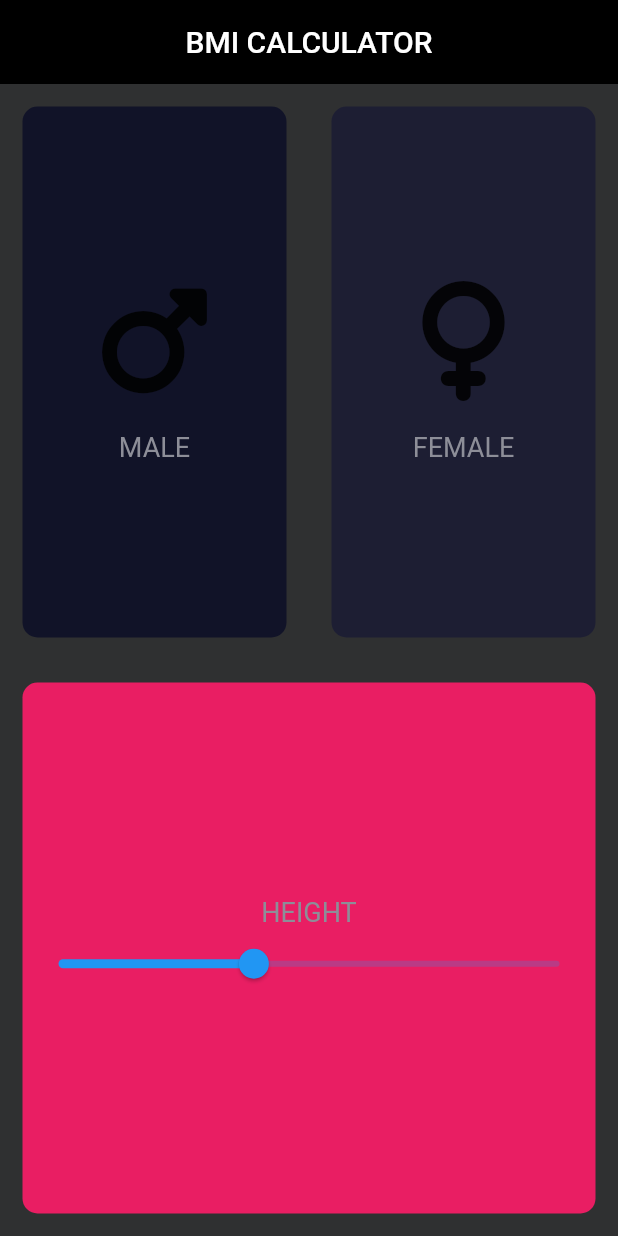
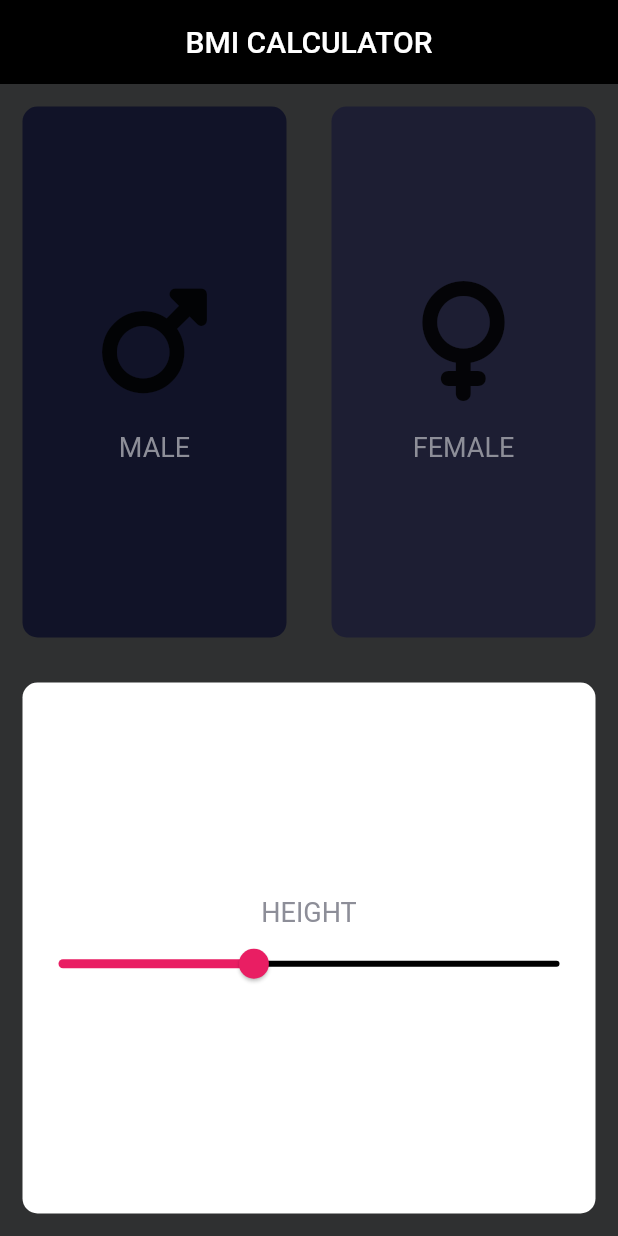
Before and after one commit to HEYKASHIF/Bmi_Calci, a Flutter app: the screen it shows after launch, on a phone screen of 412 x 824 dp. Run offline on Flutter 3.47's test engine with Material 2 defaults, Android fonts, the phone set to English and light mode, and no system bars; our stand-ins replace font_awesome_flutter.

Commit message:
3-may commit1

```diff
--- a/lib/pages/Home_page.dart
+++ b/lib/pages/Home_page.dart
@@ -85,8 +85,10 @@ class _HomePageState extends State<HomePage> {
                   ),
                   SliderTheme(
                     data: SliderTheme.of(context).copyWith(
-                      activeTickMarkColor: Colors.red,
-                    ),
+                        activeTrackColor: Colors.pink,
+                        inactiveTrackColor: Colors.black,
+                        thumbColor: Colors.pink,
+                        overlayColor: Colors.pink),
                     child: Slider(
                       value: Height.toDouble(),
                       min: 100,
@@ -100,7 +102,7 @@ class _HomePageState extends State<HomePage> {
                   ),
                 ],
               ),
-              color: Colors.pink,
+              color: Colors.white,
               onPress: () {},
             ),
           ),
```
